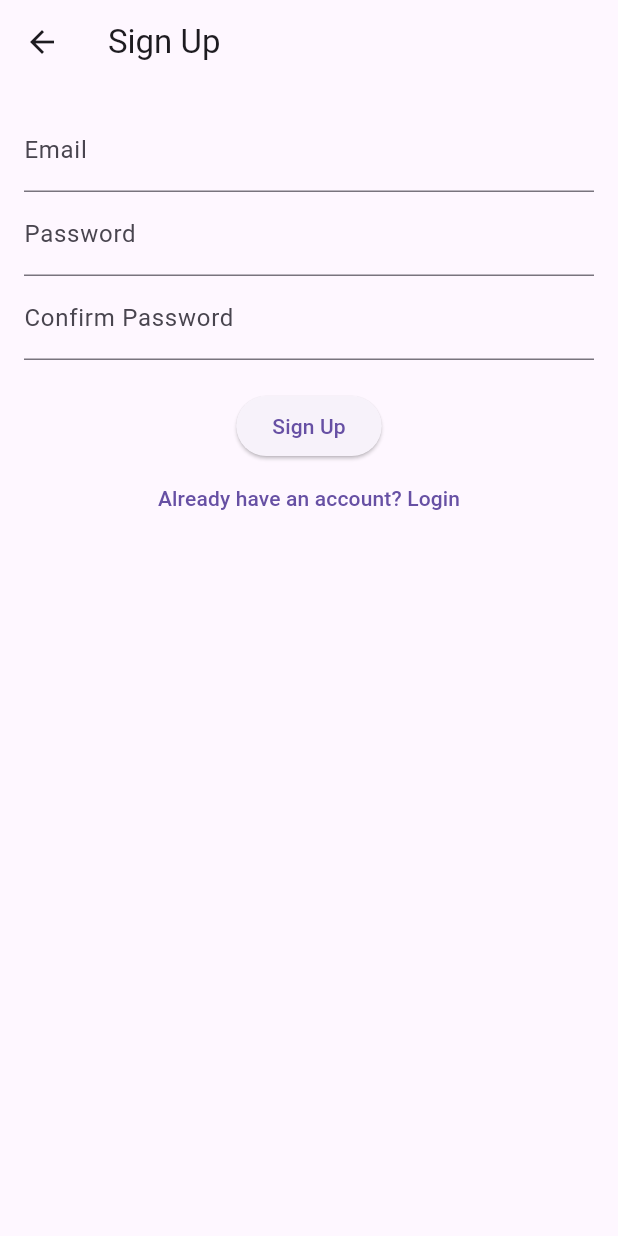
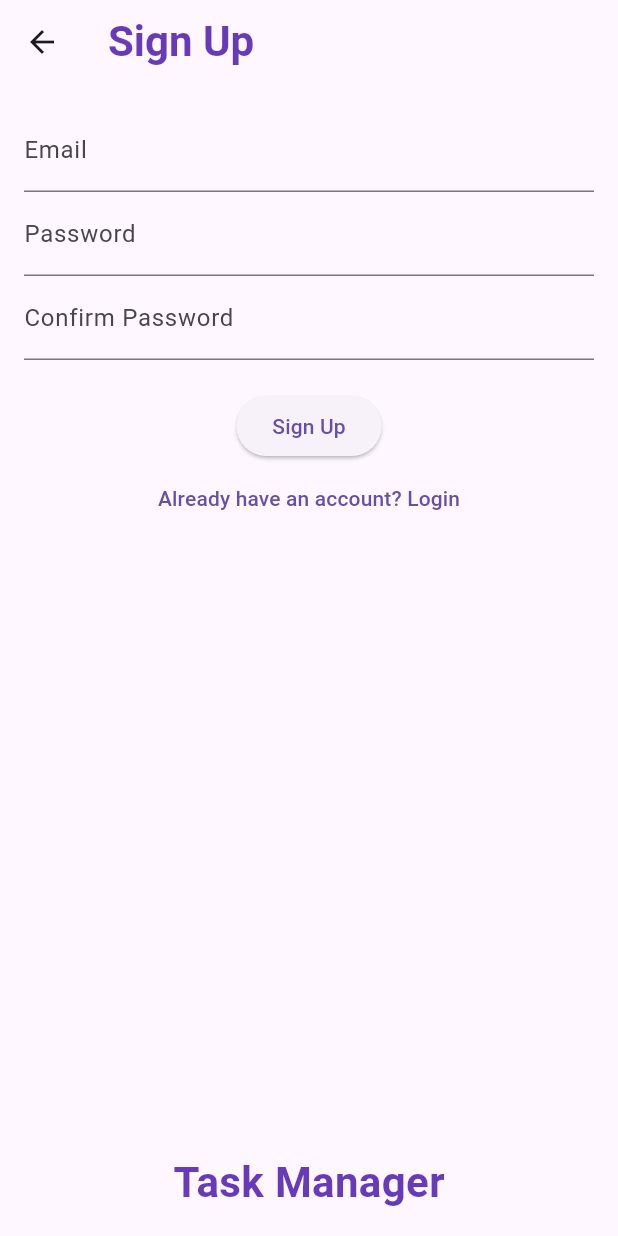
Before and after one commit to keshavsharma5324/task_manager, a Flutter app: the screen it shows after launch, after a tap on "Login", after a tap on "Create Account", on a phone screen of 412 x 824 dp. Run offline on Flutter 3.47's test engine with Material 3 defaults, Android fonts, the phone set to English and light mode, and no system bars; our stand-ins replace cloud_firestore, firebase_auth, firebase_core, get; accounts and stored records are empty.

Commit message:
Refactor: Update UI elements and styles
This commit introduces several UI improvements and style updates across the application:

- **Login & Signup Pages:**
    - Added "Task Manager" text at the bottom.
    - Added spacing between form fields and buttons.
    - Updated AppBar title style.
- **Home Page:**
    - Updated AppBar title style.
    - Changed logout icon color.
- **Add & Edit Task Pages:**
    - Updated AppBar title style.
- **Task Item Widget:**
    - Added margin to the Card.
- **General:**
    - Introduced a `Constants` class for shared styles (e.g., `headerTextStyle`).
    - Hid the debug banner.
    - Minor code cleanup in `login_page.dart` (removed unused import).
    - Added explicit `super.key` to `LoginPage` constructor.
    - Improved validation message conditions in forms.

```diff
--- /dev/null
+++ b/lib/core/utils/constants.dart
@@ -0,0 +1,9 @@
+import 'package:flutter/material.dart';
+
+class Constants {
+  static const TextStyle headerTextStyle = TextStyle(
+    fontSize: 28,
+    fontWeight: FontWeight.bold,
+    color: Colors.deepPurple,
+  );
+}
--- a/lib/main.dart
+++ b/lib/main.dart
@@ -26,6 +26,7 @@ class MyApp extends StatelessWidget {
   Widget build(BuildContext context) {
     return GetMaterialApp(
       title: 'Task Manager',
+      debugShowCheckedModeBanner: false,
       initialBinding: AppBindings(),
       theme: ThemeData(
         primarySwatch: Colors.blue,
--- a/lib/presentation/pages/home_page.dart
+++ b/lib/presentation/pages/home_page.dart
@@ -1,5 +1,6 @@
 import 'package:flutter/material.dart';
 import 'package:get/get.dart';
+import 'package:task_manager/core/utils/constants.dart';
 import 'package:task_manager/presentation/controllers/auth_controller.dart';
 import 'package:task_manager/presentation/controllers/task_controller.dart';
 import 'package:task_manager/presentation/widgets/task_item.dart';
@@ -13,10 +14,10 @@ class HomePage extends GetView<TaskController> {
   Widget build(BuildContext context) {
     return Scaffold(
       appBar: AppBar(
-        title: Text('Tasks'),
+        title: Text('Tasks', style: Constants.headerTextStyle),
         actions: [
           IconButton(
-            icon: Icon(Icons.logout),
+            icon: Icon(Icons.logout, color: Colors.deepPurple,),
             onPressed: () => Get.find<AuthController>().logout(),
           ),
         ],
--- a/lib/presentation/pages/login_page.dart
+++ b/lib/presentation/pages/login_page.dart
@@ -1,7 +1,7 @@
 import 'package:flutter/material.dart';
 import 'package:get/get.dart';
+import 'package:task_manager/core/utils/constants.dart';
 import 'package:task_manager/presentation/controllers/auth_controller.dart';
-import 'package:task_manager/presentation/controllers/task_controller.dart';
 
 class LoginPage extends StatelessWidget {
   final _formKey = GlobalKey<FormState>();
@@ -9,10 +9,12 @@ class LoginPage extends StatelessWidget {
   final _passwordController = TextEditingController();
   final AuthController authController = Get.find();
 
+  LoginPage({super.key});
+
   @override
   Widget build(BuildContext context) {
     return Scaffold(
-      appBar: AppBar(title: Text('Login')),
+      appBar: AppBar(title: Text('Login', style: Constants.headerTextStyle)),
       body: Padding(
         padding: const EdgeInsets.all(16.0),
         child: Form(
@@ -23,8 +25,9 @@ class LoginPage extends StatelessWidget {
                 controller: _emailController,
                 decoration: InputDecoration(labelText: 'Email'),
                 validator: (value) {
-                  if (value == null || value.isEmpty)
+                  if (value == null || value.isEmpty) {
                     return 'Please enter email';
+                  }
                   if (!GetUtils.isEmail(value)) return 'Invalid email';
                   return null;
                 },
@@ -34,12 +37,14 @@ class LoginPage extends StatelessWidget {
                 decoration: InputDecoration(labelText: 'Password'),
                 obscureText: true,
                 validator: (value) {
-                  if (value == null || value.isEmpty)
+                  if (value == null || value.isEmpty) {
                     return 'Please enter password';
+                  }
                   if (value.length < 6) return 'Password too short';
                   return null;
                 },
               ),
+              SizedBox(height: 30),
               Obx(
                 () =>
                     authController.isLoading.value
@@ -60,6 +65,11 @@ class LoginPage extends StatelessWidget {
                 onPressed: () => Get.toNamed('/signup'),
                 child: Text('Create Account'),
               ),
+              Spacer(),
+              Align(
+                alignment: Alignment.bottomCenter,
+                child: Text('Task Manager', style: Constants.headerTextStyle),
+              ),
             ],
           ),
         ),
--- a/lib/presentation/pages/signup_page.dart
+++ b/lib/presentation/pages/signup_page.dart
@@ -1,5 +1,6 @@
 import 'package:flutter/material.dart';
 import 'package:get/get.dart';
+import 'package:task_manager/core/utils/constants.dart';
 import 'package:task_manager/presentation/controllers/auth_controller.dart';
 
 class SignupPage extends StatelessWidget {
@@ -12,7 +13,7 @@ class SignupPage extends StatelessWidget {
   @override
   Widget build(BuildContext context) {
     return Scaffold(
-      appBar: AppBar(title: Text('Sign Up')),
+      appBar: AppBar(title: Text('Sign Up', style: Constants.headerTextStyle,)),
       body: Padding(
         padding: const EdgeInsets.all(16.0),
         child: Form(
@@ -65,6 +66,11 @@ class SignupPage extends StatelessWidget {
                 onPressed: () => Get.back(),
                 child: Text('Already have an account? Login'),
               ),
+              Spacer(),
+              Align(
+                alignment: Alignment.bottomCenter,
+                child: Text('Task Manager', style: Constants.headerTextStyle),
+              ),
             ],
           ),
         ),
--- a/lib/presentation/widgets/task_item.dart
+++ b/lib/presentation/widgets/task_item.dart
@@ -19,6 +19,7 @@ class TaskItem extends StatelessWidget {
   @override
   Widget build(BuildContext context) {
     return Card(
+      margin: EdgeInsets.all(8),
       child: ListTile(
         title: Text(task.title),
         subtitle: Text(task.description),
```
Also changed, not shown: lib/presentation/pages/add_task_page.dart (+5 -2 lines), lib/presentation/pages/edit_task_page.dart (+8 -2 lines), 1 other file.
